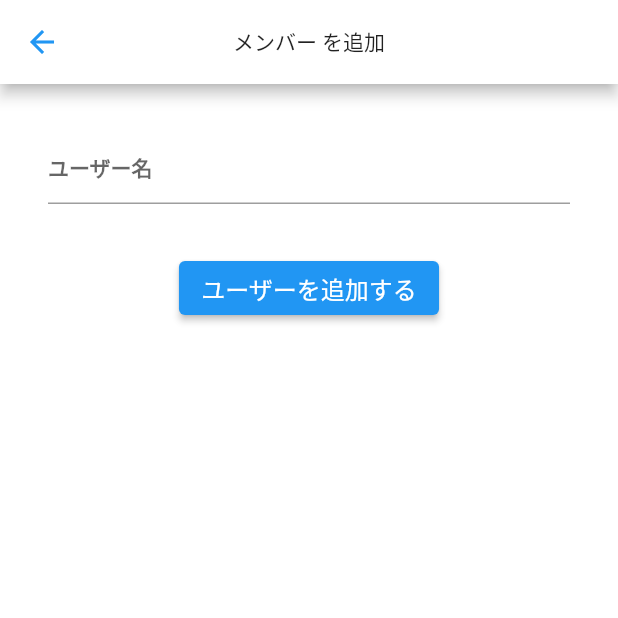
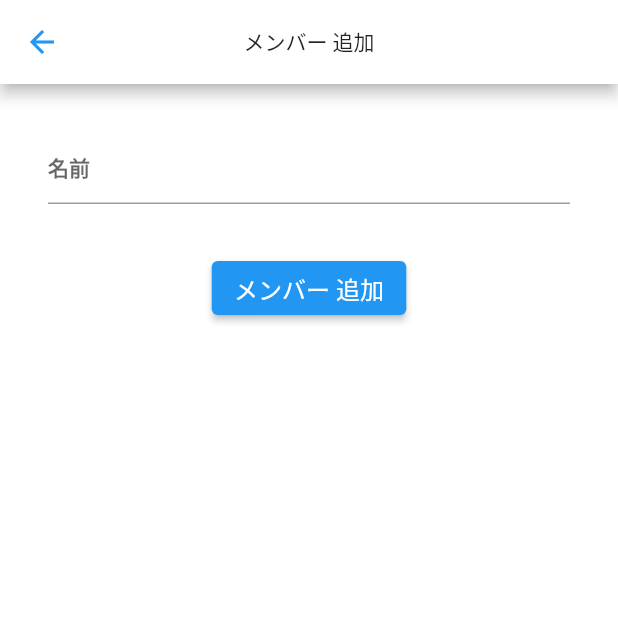
Before and after one commit to fen0268/PocketMoneyManage, a Flutter app: the MemberAddPage screen opened directly, on a phone screen of 412 x 824 dp, the top half of it. Run offline on Flutter 3.47's test engine with Material 2 defaults, Android fonts, the phone set to English and light mode, and no system bars; our stand-ins replace flutter_riverpod, flutter_speed_dial, freezed_annotation, google_fonts, objectbox, syncfusion_flutter_calendar and 1 more; missing offline and left inert: flat_buffers, objectbox_flutter_libs; accounts and stored records are empty.

Commit message:
メンバー追加ページとメンバー管理ページを分ける

```diff
--- a/lib/features/member_controller.dart
+++ b/lib/features/member_controller.dart
@@ -36,10 +36,6 @@ class MemberNotifier extends StateNotifier<Member> {
       createdAt: DateTime(now.year, now.month, now.day),
     );
     memberBox.put(state);
-
-    /// メンバーを追加したときに nameController の値を削除
-    /// ビルドしたときにアサーションエラーが発生
-    nameController.clear();
   }
 
   void removeUser(int id) {
--- a/lib/pages/member_add_page.dart
+++ b/lib/pages/member_add_page.dart
@@ -21,7 +21,7 @@ class MemberAddPage extends ConsumerWidget {
 
     return Scaffold(
       appBar: AppBar(
-        title: const Text('メンバー を追加'),
+        title: const Text('メンバー 追加'),
       ),
       body: SingleChildScrollView(
         child: Column(
@@ -30,32 +30,16 @@ class MemberAddPage extends ConsumerWidget {
               padding: const EdgeInsets.all(32),
               child: TextFormField(
                 controller: notifier.nameController,
-                decoration: const InputDecoration(hintText: 'ユーザー名'),
+                decoration: const InputDecoration(hintText: '名前'),
               ),
             ),
             ElevatedButton(
-              onPressed: notifier.memberAdd,
-              child: const Text('ユーザーを追加する'),
-            ),
-            const SizedBox(height: 16),
-            Column(
-              crossAxisAlignment: CrossAxisAlignment.start,
-              children: userBox
-                  .getAll()
-                  .map(
-                    (e) => ListTile(
-                      title: Text(
-                        'ID: ${e.id}, name: ${e.name}, DateTime: ${e.createdAt}',
-                      ),
-                      trailing: IconButton(
-                        onPressed: () {
-                          notifier.removeUser(e.id);
-                        },
-                        icon: const Icon(Icons.delete),
-                      ),
-                    ),
-                  )
-                  .toList(),
+              onPressed: () {
+                notifier.memberAdd();
+                /// pop up 設置 検討
+                Navigator.of(context).pop();
+              },
+              child: const Text('メンバー 追加'),
             ),
           ],
         ),
```
